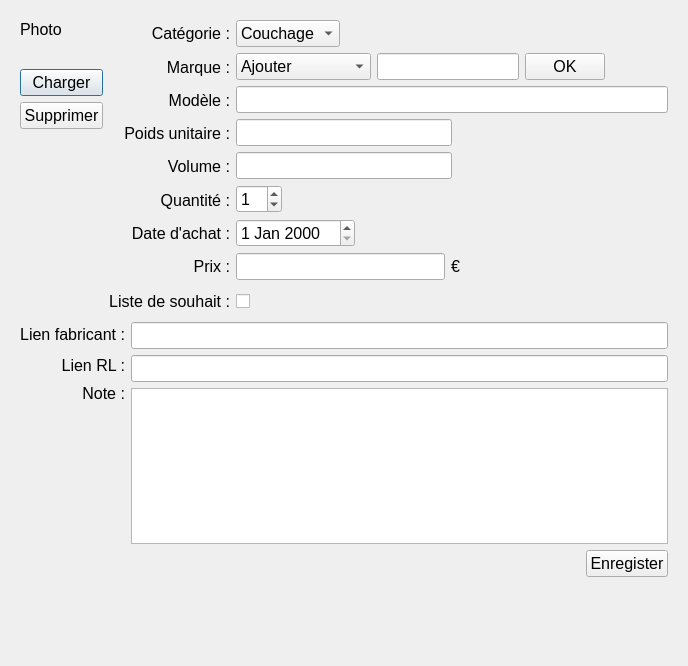
This is Doger/itemwindow.ui in amof/Doger as Qt 5 draws it before an edit. The edited form follows.
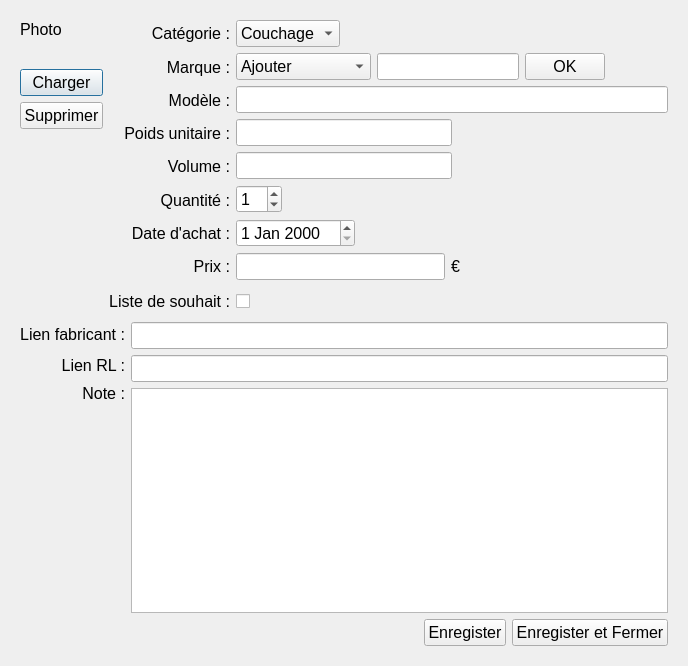
This is the edited form.

```diff
--- a/Doger/itemwindow.ui
+++ b/Doger/itemwindow.ui
@@ -677,21 +677,20 @@
            </property>
           </widget>
          </item>
+         <item>
+          <widget class="QPushButton" name="btn_item_saveClose">
+           <property name="font">
+            <font>
+             <pointsize>12</pointsize>
+            </font>
+           </property>
+           <property name="text">
+            <string>Enregister et Fermer</string>
+           </property>
+          </widget>
+         </item>
         </layout>
        </item>
-       <item>
-        <spacer name="verticalSpacer_3">
-         <property name="orientation">
-          <enum>Qt::Vertical</enum>
-         </property>
-         <property name="sizeHint" stdset="0">
-          <size>
-           <width>20</width>
-           <height>104</height>
-          </size>
-         </property>
-        </spacer>
-       </item>
       </layout>
      </widget>
      <widget class="QWidget" name="page_2">
```
Left out of the diff: 6 changed lines with no effect on the pictures.
